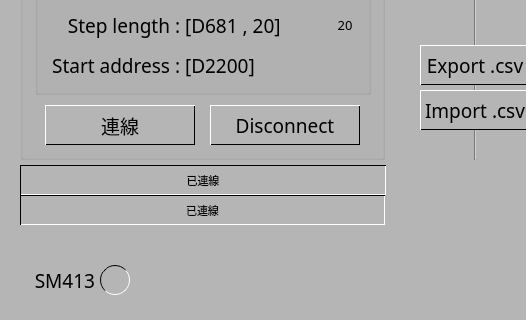
Above: QPLC_StepConvertToCsv_GUI.ui from eyichia/QPLC before the change; both pictures show x 0 to 526 and y 440 to 760 of the 1020 by 760 pixel window. Below: the same form after it.
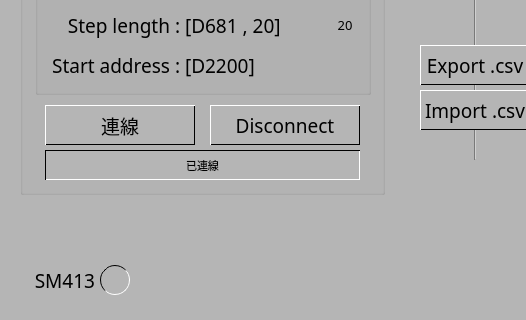
That is the form after the change. Icons and pictures are not drawn.

The edit to the form file:
```diff
--- a/QPLC_StepConvertToCsv_GUI.ui
+++ b/QPLC_StepConvertToCsv_GUI.ui
@@ -1205,7 +1205,7 @@
       <x>20</x>
       <y>50</y>
       <width>365</width>
-      <height>525</height>
+      <height>560</height>
      </rect>
     </property>
     <property name="styleSheet">
@@ -2093,16 +2093,15 @@
       </property>
      </widget>
     </widget>
-   </widget>
    <widget class="QLabel" name="label_connect_status">
     <property name="enabled">
      <bool>true</bool>
     </property>
     <property name="geometry">
      <rect>
-      <x>20</x>
-      <y>580</y>
-      <width>366</width>
+       <x>25</x>
+       <y>515</y>
+       <width>315</width>
       <height>30</height>
      </rect>
     </property>
@@ -2132,6 +2131,7 @@
     <property name="alignment">
      <set>Qt::AlignmentFlag::AlignCenter</set>
     </property>
+    </widget>
    </widget>
    <widget class="QTextEdit" name="Process">
     <property name="geometry">
@@ -2262,45 +2262,6 @@
      <set>Qt::AlignmentFlag::AlignCenter</set>
     </property>
    </widget>
-   <widget class="QLabel" name="plc_error_status">
-    <property name="enabled">
-     <bool>true</bool>
-    </property>
-    <property name="geometry">
-     <rect>
-      <x>20</x>
-      <y>610</y>
-      <width>365</width>
-      <height>30</height>
-     </rect>
-    </property>
-    <property name="font">
-     <font>
-      <family>Microsoft YaHei</family>
-      <pointsize>8</pointsize>
-     </font>
-    </property>
-    <property name="layoutDirection">
-     <enum>Qt::LayoutDirection::LeftToRight</enum>
-    </property>
-    <property name="styleSheet">
-     <string notr="true">QLabel{
-	border-style: solid; 
-	border-width: 1;
-	background-color: #B5B5B5;
-	border-top-color: black;
-	border-left-color: black;
-	border-bottom-color: white;
-	border-right-color: white;
-}</string>
-    </property>
-    <property name="text">
-     <string>已連線</string>
-    </property>
-    <property name="alignment">
-     <set>Qt::AlignmentFlag::AlignCenter</set>
-    </property>
-   </widget>
    <zorder>setting_groupBox</zorder>
    <zorder>line</zorder>
    <zorder>PB_read_step</zorder>
@@ -2308,12 +2269,10 @@
    <zorder>PB_write_step</zorder>
    <zorder>PB_import_csv</zorder>
    <zorder>step_groupBox</zorder>
-   <zorder>label_connect_status</zorder>
    <zorder>Process</zorder>
    <zorder>label_pc_ip</zorder>
    <zorder>label_sm413</zorder>
    <zorder>SM413</zorder>
-   <zorder>plc_error_status</zorder>
   </widget>
   <widget class="QMenuBar" name="menubar">
    <property name="geometry">
```
Lines whose indentation alone changed are shown as unchanged.
